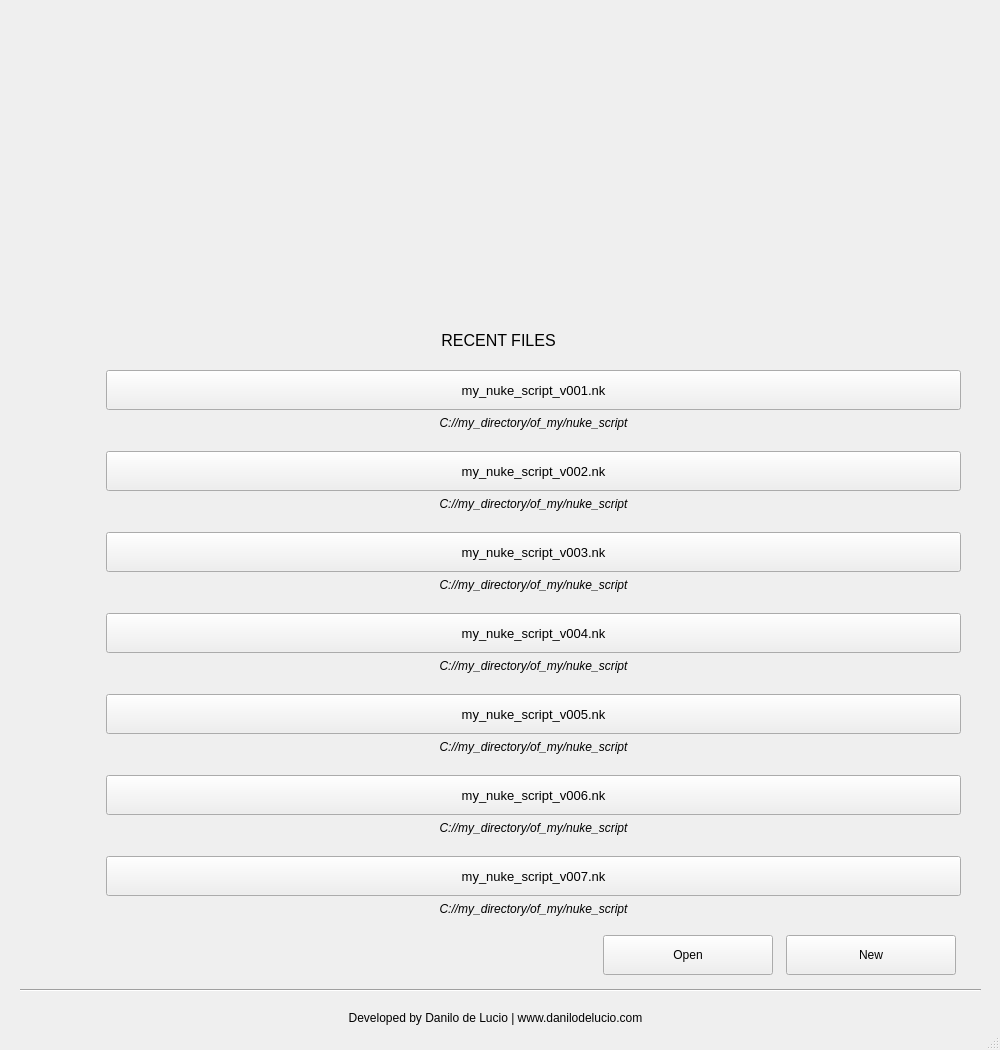
The window that nkss/nkss.ui (danilodelucio/Nuke_Start_Screen) describes before a commit, drawn with Qt 5.
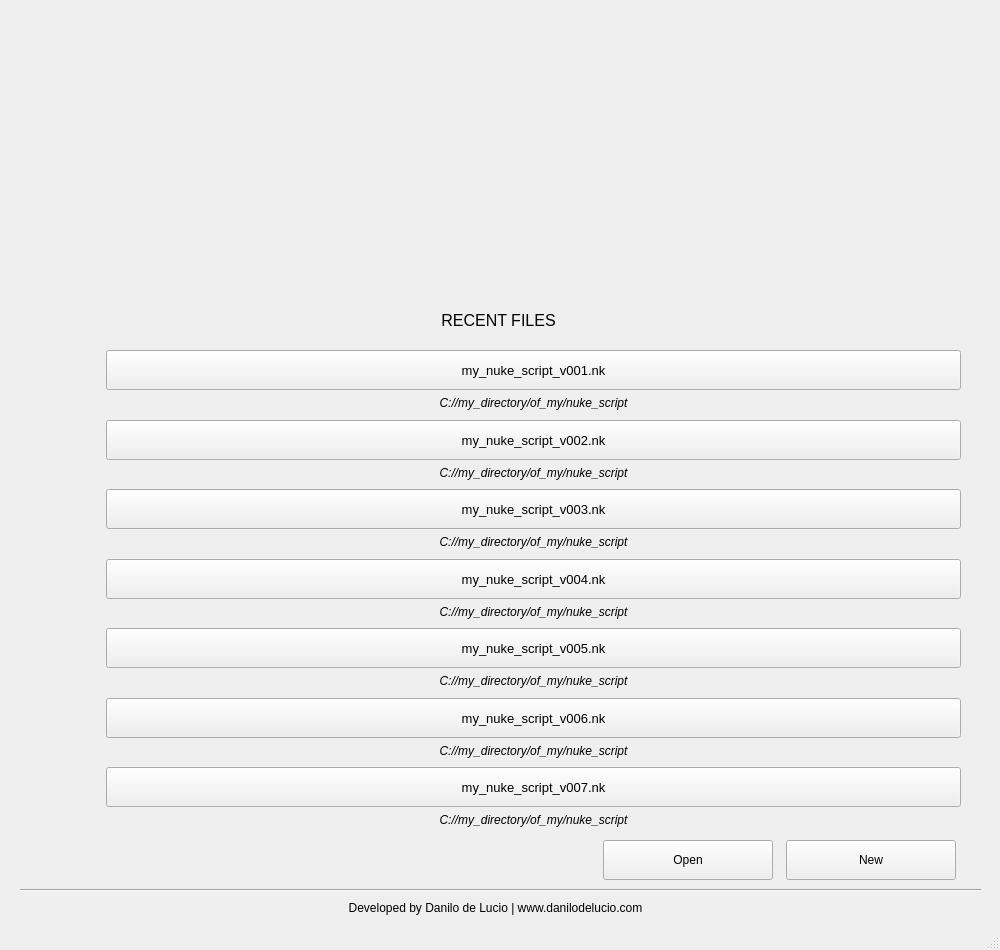
The same window after the commit. Icons and pictures are not drawn.

Commit message: UPDATE: smaller layout

Diff of the .ui file:
```diff
--- a/nkss/nkss.ui
+++ b/nkss/nkss.ui
@@ -7,19 +7,19 @@
     <x>0</x>
     <y>0</y>
     <width>1000</width>
-    <height>1050</height>
+    <height>950</height>
    </rect>
   </property>
   <property name="minimumSize">
    <size>
     <width>1000</width>
-    <height>1050</height>
+    <height>950</height>
    </size>
   </property>
   <property name="maximumSize">
    <size>
     <width>1000</width>
-    <height>1050</height>
+    <height>950</height>
    </size>
   </property>
   <property name="windowTitle">
@@ -30,7 +30,7 @@
     <property name="geometry">
      <rect>
       <x>10</x>
-      <y>1010</y>
+      <y>900</y>
       <width>971</width>
       <height>16</height>
      </rect>
@@ -79,9 +79,9 @@
     <property name="geometry">
      <rect>
       <x>600</x>
-      <y>930</y>
+      <y>840</y>
       <width>361</width>
-      <height>51</height>
+      <height>41</height>
      </rect>
     </property>
     <layout class="QGridLayout" name="gridLayout_2">
@@ -150,7 +150,7 @@
     <property name="geometry">
      <rect>
       <x>38</x>
-      <y>310</y>
+      <y>290</y>
       <width>921</width>
       <height>61</height>
      </rect>
@@ -171,7 +171,7 @@
     <property name="geometry">
      <rect>
       <x>20</x>
-      <y>980</y>
+      <y>880</y>
       <width>961</width>
       <height>20</height>
      </rect>
@@ -186,13 +186,13 @@
      <enum>Qt::Horizontal</enum>
     </property>
    </widget>
-   <widget class="QWidget" name="">
+   <widget class="QWidget" name="layoutWidget">
     <property name="geometry">
      <rect>
       <x>40</x>
-      <y>370</y>
+      <y>350</y>
       <width>921</width>
-      <height>561</height>
+      <height>481</height>
      </rect>
     </property>
     <layout class="QGridLayout" name="gridLayout_3">
```
Left out of the diff: 679 changed lines with no effect on the pictures. The commit also changes 1 other file.
